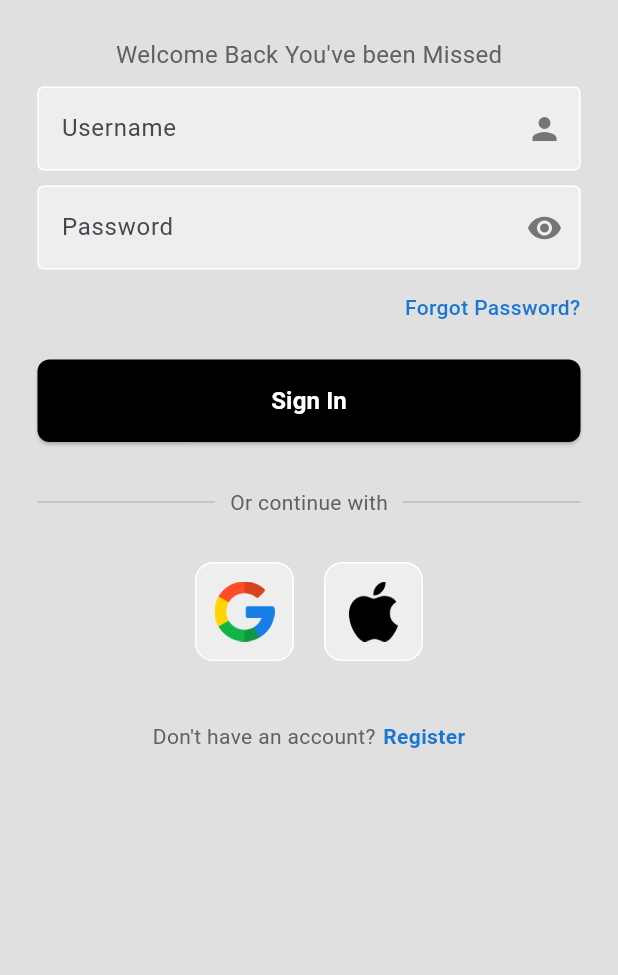
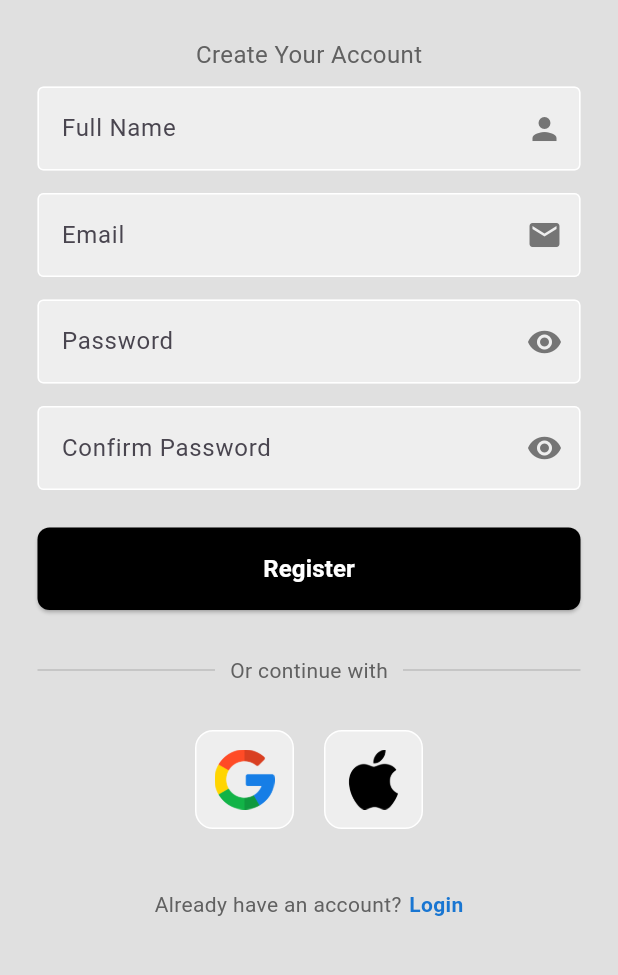
Before and after one commit to KedzeMcBride/EpiTrack, a Flutter app: the screen it shows after launch, on a phone screen of 412 x 824 dp, the part 188-1163 px from its top. Run offline on Flutter 3.47's test engine with Material 3 defaults, Android fonts, the phone set to English and light mode, and no system bars.

Commit message:
beginning of user login and authentication

```diff
--- /dev/null
+++ b/lib/Pages/registration_page.dart
@@ -0,0 +1,310 @@
+import 'package:flutter/material.dart';
+
+class RegistrationPage extends StatefulWidget {
+  const RegistrationPage({super.key});
+
+  @override
+  State<RegistrationPage> createState() => _RegistrationPageState();
+}
+
+class _RegistrationPageState extends State<RegistrationPage> {
+  bool _obscurePassword = true;
+  bool _obscureConfirmPassword = true;
+
+  @override
+  Widget build(BuildContext context) {
+    return Scaffold(
+      backgroundColor: Colors.grey[300],
+      body: SafeArea(
+        child: SingleChildScrollView(
+          child: Center(
+            child: Column(
+              children: [
+                const SizedBox(height: 25),
+                // logo
+                Image.asset(
+                  'lib/images/logo.png',
+                  height: 100,
+                  width: 100,
+                ),
+                const SizedBox(height: 25),
+
+                // welcome message
+                Text(
+                  "Create Your Account",
+                  style: TextStyle(
+                    color: Colors.grey[700],
+                    fontSize: 16,
+                  ),
+                ),
+                const SizedBox(height: 10),
+
+                // full name text-field
+                Padding(
+                  padding: const EdgeInsets.symmetric(horizontal: 25),
+                  child: TextField(
+                    decoration: InputDecoration(
+                      enabledBorder: OutlineInputBorder(
+                        borderSide: BorderSide(color: Colors.white),
+                      ),
+                      focusedBorder: OutlineInputBorder(
+                        borderSide: BorderSide(color: Colors.grey.shade400),
+                      ),
+                      fillColor: Colors.grey.shade200,
+                      filled: true,
+                      hintText: 'Full Name',
+                      suffixIcon: Icon(
+                        Icons.person,
+                        color: Colors.grey[600],
+                      ),
+                    ),
+                  ),
+                ),
+
+                const SizedBox(height: 15),
+
+                // email text-field
+                Padding(
+                  padding: const EdgeInsets.symmetric(horizontal: 25),
+                  child: TextField(
+                    decoration: InputDecoration(
+                      enabledBorder: OutlineInputBorder(
+                        borderSide: BorderSide(color: Colors.white),
+                      ),
+                      focusedBorder: OutlineInputBorder(
+                        borderSide: BorderSide(color: Colors.grey.shade400),
+                      ),
+                      fillColor: Colors.grey.shade200,
+                      filled: true,
+                      hintText: 'Email',
+                      suffixIcon: Icon(
+                        Icons.email,
+                        color: Colors.grey[600],
+                      ),
+                    ),
+                  ),
+                ),
+
+                const SizedBox(height: 15),
+
+                // password text-field
+                Padding(
+                  padding: const EdgeInsets.symmetric(horizontal: 25),
+                  child: TextField(
+                    obscureText: _obscurePassword,
+                    decoration: InputDecoration(
+                      enabledBorder: OutlineInputBorder(
+                        borderSide: BorderSide(color: Colors.white),
+                      ),
+                      focusedBorder: OutlineInputBorder(
+                        borderSide: BorderSide(color: Colors.grey.shade400),
+                      ),
+                      fillColor: Colors.grey.shade200,
+                      filled: true,
+                      hintText: 'Password',
+                      suffixIcon: IconButton(
+                        icon: Icon(
+                          _obscurePassword ? Icons.visibility : Icons.visibility_off,
+                          color: Colors.grey[600],
+                        ),
+                        onPressed: () {
+                          setState(() {
+                            _obscurePassword = !_obscurePassword;
+                          });
+                        },
+                      ),
+                    ),
+                  ),
+                ),
+
+                const SizedBox(height: 15),
+
+                // confirm password text-field
+                Padding(
+                  padding: const EdgeInsets.symmetric(horizontal: 25),
+                  child: TextField(
+                    obscureText: _obscureConfirmPassword,
+                    decoration: InputDecoration(
+                      enabledBorder: OutlineInputBorder(
+                        borderSide: BorderSide(color: Colors.white),
+                      ),
+                      focusedBorder: OutlineInputBorder(
+                        borderSide: BorderSide(color: Colors.grey.shade400),
+                      ),
+                      fillColor: Colors.grey.shade200,
+                      filled: true,
+                      hintText: 'Confirm Password',
+                      suffixIcon: IconButton(
+                        icon: Icon(
+                          _obscureConfirmPassword ? Icons.visibility : Icons.visibility_off,
+                          color: Colors.grey[600],
+                        ),
+                        onPressed: () {
+                          setState(() {
+                            _obscureConfirmPassword = !_obscureConfirmPassword;
+                          });
+                        },
+                      ),
+                    ),
+                  ),
+                ),
+
+                const SizedBox(height: 25),
+
+                // register button
+                Padding(
+                  padding: const EdgeInsets.symmetric(horizontal: 25),
+                  child: Container(
+                    width: double.infinity,
+                    child: ElevatedButton(
+                      onPressed: () {
+                        // Add your registration logic here
+                        print('Register button pressed');
+                      },
+                      style: ElevatedButton.styleFrom(
+                        backgroundColor: Colors.black,
+                        foregroundColor: Colors.white,
+                        padding: const EdgeInsets.all(16),
+                        shape: RoundedRectangleBorder(
+                          borderRadius: BorderRadius.circular(8),
+                        ),
+                      ),
+                      child: const Text(
+                        'Register',
+                        style: TextStyle(
+                          fontSize: 16,
+                          fontWeight: FontWeight.bold,
+                        ),
+                      ),
+                    ),
+                  ),
+                ),
+
+                const SizedBox(height: 30),
+
+                // or continue with
+                Padding(
+                  padding: const EdgeInsets.symmetric(horizontal: 25),
+                  child: Row(
+                    children: [
+                      Expanded(
+                        child: Divider(
+                          color: Colors.grey[400],
+                          thickness: 1,
+                        ),
+                      ),
+                      Padding(
+                        padding: const EdgeInsets.symmetric(horizontal: 10),
+                        child: Text(
+                          'Or continue with',
+                          style: TextStyle(
+                            color: Colors.grey[700],
+                            fontSize: 14,
+                          ),
+                        ),
+                      ),
+                      Expanded(
+                        child: Divider(
+                          color: Colors.grey[400],
+                          thickness: 1,
+                        ),
+                      ),
+                    ],
+                  ),
+                ),
+
+                const SizedBox(height: 30),
+
+                // google or apple buttons
+                Padding(
+                  padding: const EdgeInsets.symmetric(horizontal: 25),
+                  child: Row(
+                    mainAxisAlignment: MainAxisAlignment.center,
+                    children: [
+                      // Google button
+                      GestureDetector(
+                        onTap: () {
+                          // Add Google registration logic here
+                          print('Google registration tapped');
+                        },
+                        child: Container(
+                          padding: EdgeInsets.all(12),
+                          decoration: BoxDecoration(
+                            border: Border.all(color: Colors.white),
+                            borderRadius: BorderRadius.circular(12),
+                            color: Colors.grey[200],
+                          ),
+                          child: Image.asset(
+                            'lib/images/google.png',
+                            height: 40,
+                            width: 40,
+                          ),
+                        ),
+                      ),
+
+                      const SizedBox(width: 20),
+
+                      // Apple button
+                      GestureDetector(
+                        onTap: () {
+                          // Add Apple registration logic here
+                          print('Apple registration tapped');
+                        },
+                        child: Container(
+                          padding: EdgeInsets.all(12),
+                          decoration: BoxDecoration(
+                            border: Border.all(color: Colors.white),
+                            borderRadius: BorderRadius.circular(12),
+                            color: Colors.grey[200],
+                          ),
+                          child: Image.asset(
+                            'lib/images/apple.png',
+                            height: 40,
+                            width: 40,
+                          ),
+                        ),
+                      ),
+                    ],
+                  ),
+                ),
+
+                const SizedBox(height: 40),
+
+                // login option
+                Row(
+                  mainAxisAlignment: MainAxisAlignment.center,
+                  children: [
+                    Text(
+                      "Already have an account?",
+                      style: TextStyle(
+                        color: Colors.grey[700],
+                        fontSize: 14,
+                      ),
+                    ),
+                    const SizedBox(width: 5),
+                    GestureDetector(
+                      onTap: () {
+                        // Add your login navigation logic here
+                        Navigator.pop(context); // Goes back to login page
+                      },
+                      child: Text(
+                        'Login',
+                        style: TextStyle(
+                          color: Colors.blue[700],
+                          fontWeight: FontWeight.w600,
+                          fontSize: 14,
+                        ),
+                      ),
+                    ),
+                  ],
+                ),
+
+                const SizedBox(height: 20),
+              ],
+            ),
+          ),
+        ),
+      ),
+    );
+  }
+}
--- a/lib/main.dart
+++ b/lib/main.dart
@@ -1,5 +1,6 @@
 import 'package:flutter/material.dart';
-import 'Pages/login_page.dart';
+//import 'Pages/login_page.dart';
+import 'Pages/registration_page.dart';
 
 void main() {
   runApp(const MyApp());
@@ -12,7 +13,8 @@ class MyApp extends StatelessWidget {
   Widget build(BuildContext context) {
     return const MaterialApp(
       debugShowCheckedModeBanner: false,
-      home: LoginPage(),
+      //home: LoginPage(),
+      home: RegistrationPage(),
     );
   }
 }
```
